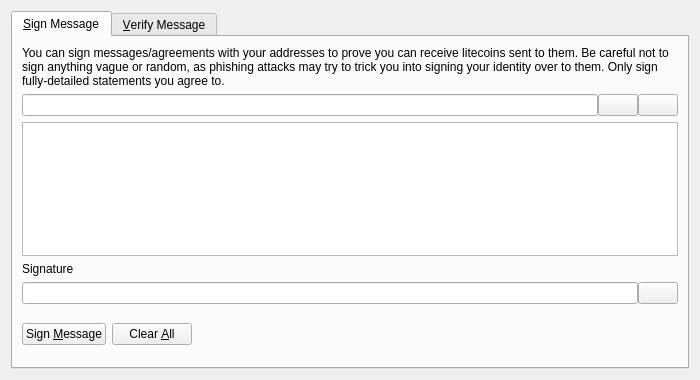
Old version of the form src/qt/forms/signverifymessagedialog.ui in the repository ed-ro0t/ShitcoinDeLuxe.
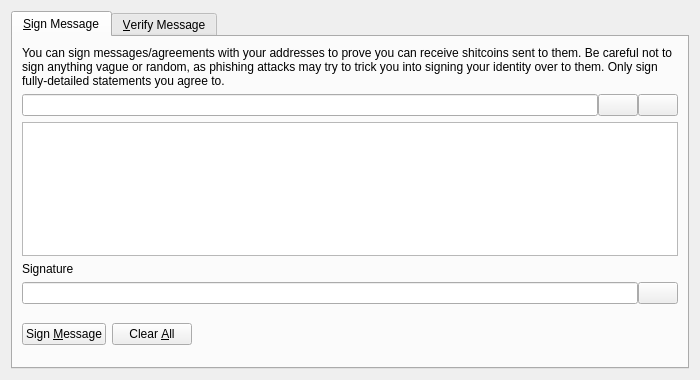
New version of the form. Icons and pictures are not drawn. Custom widgets are drawn as their Qt base class.

The edit to the form file:
```diff
--- a/src/qt/forms/signverifymessagedialog.ui
+++ b/src/qt/forms/signverifymessagedialog.ui
@@ -30,7 +30,7 @@
        <item>
         <widget class="QLabel" name="infoLabel_SM">
          <property name="text">
-          <string>You can sign messages/agreements with your addresses to prove you can receive litecoins sent to them. Be careful not to sign anything vague or random, as phishing attacks may try to trick you into signing your identity over to them. Only sign fully-detailed statements you agree to.</string>
+          <string>You can sign messages/agreements with your addresses to prove you can receive shitcoins sent to them. Be careful not to sign anything vague or random, as phishing attacks may try to trick you into signing your identity over to them. Only sign fully-detailed statements you agree to.</string>
          </property>
          <property name="textFormat">
           <enum>Qt::PlainText</enum>
```
